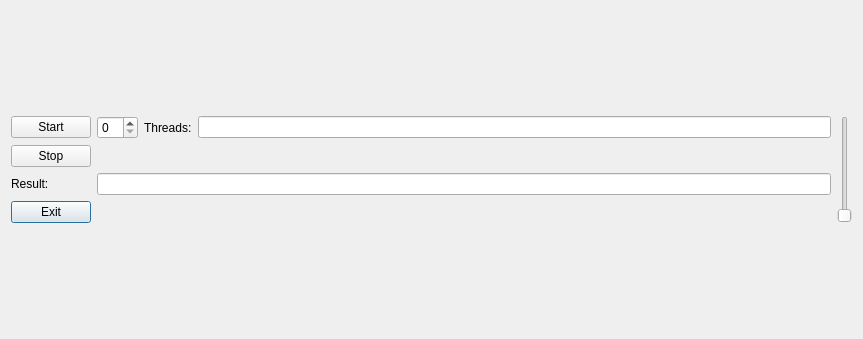
Old version of the form src/dialog/dialog.ui in the repository Nexu66/FinalHillelProject.
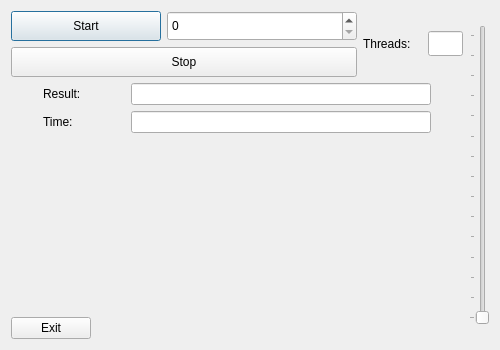
New version of the form.

Commit message: make ui layout

The edit to the form file:
```diff
--- a/src/dialog/dialog.ui
+++ b/src/dialog/dialog.ui
@@ -6,74 +6,373 @@
    <rect>
     <x>0</x>
     <y>0</y>
-    <width>863</width>
-    <height>339</height>
+    <width>500</width>
+    <height>350</height>
    </rect>
   </property>
+  <property name="sizePolicy">
+   <sizepolicy hsizetype="Fixed" vsizetype="Fixed">
+    <horstretch>0</horstretch>
+    <verstretch>0</verstretch>
+   </sizepolicy>
+  </property>
+  <property name="maximumSize">
+   <size>
+    <width>500</width>
+    <height>350</height>
+   </size>
+  </property>
   <property name="windowTitle">
    <string>Dialog</string>
   </property>
   <layout class="QVBoxLayout" name="verticalLayout">
    <item>
-    <layout class="QGridLayout" name="gridLayout">
-     <item row="0" column="1">
-      <widget class="QSpinBox" name="spinBoxNumRange"/>
+    <layout class="QHBoxLayout" name="horizontalLayout">
+     <item>
+      <layout class="QVBoxLayout" name="MainMenuExitLayout">
+       <item>
+        <layout class="QVBoxLayout" name="OutputMenuSpacerLayout">
+         <item>
+          <layout class="QVBoxLayout" name="OutputMenuLayout">
+           <item>
+            <layout class="QHBoxLayout" name="StartStopThreadLayout">
+             <item>
+              <layout class="QVBoxLayout" name="StartStopSpinBoxLayout">
+               <item>
+                <layout class="QHBoxLayout" name="StartBtnSpinBoxLayout">
+                 <item>
+                  <widget class="QPushButton" name="btnStart">
+                   <property name="sizePolicy">
+                    <sizepolicy hsizetype="Fixed" vsizetype="Fixed">
+                     <horstretch>0</horstretch>
+                     <verstretch>0</verstretch>
+                    </sizepolicy>
+                   </property>
+                   <property name="minimumSize">
+                    <size>
+                     <width>150</width>
+                     <height>30</height>
+                    </size>
+                   </property>
+                   <property name="maximumSize">
+                    <size>
+                     <width>200</width>
+                     <height>30</height>
+                    </size>
+                   </property>
+                   <property name="text">
+                    <string>Start</string>
+                   </property>
+                  </widget>
+                 </item>
+                 <item>
+                  <widget class="QSpinBox" name="spinBoxNumRange">
+                   <property name="sizePolicy">
+                    <sizepolicy hsizetype="Expanding" vsizetype="Fixed">
+                     <horstretch>0</horstretch>
+                     <verstretch>0</verstretch>
+                    </sizepolicy>
+                   </property>
+                   <property name="minimumSize">
+                    <size>
+                     <width>150</width>
+                     <height>30</height>
+                    </size>
+                   </property>
+                   <property name="maximumSize">
+                    <size>
+                     <width>200</width>
+                     <height>30</height>
+                    </size>
+                   </property>
+                  </widget>
+                 </item>
+                </layout>
+               </item>
+               <item>
+                <widget class="QPushButton" name="btnStop">
+                 <property name="sizePolicy">
+                  <sizepolicy hsizetype="Expanding" vsizetype="Fixed">
+                   <horstretch>0</horstretch>
+                   <verstretch>0</verstretch>
+                  </sizepolicy>
+                 </property>
+                 <property name="minimumSize">
+                  <size>
+                   <width>300</width>
+                   <height>30</height>
+                  </size>
+                 </property>
+                 <property name="maximumSize">
+                  <size>
+                   <width>400</width>
+                   <height>30</height>
+                  </size>
+                 </property>
+                 <property name="text">
+                  <string>Stop</string>
+                 </property>
+                </widget>
+               </item>
+              </layout>
+             </item>
+             <item>
+              <layout class="QHBoxLayout" name="ThreadCountLayout">
+               <property name="spacing">
+                <number>0</number>
+               </property>
+               <property name="topMargin">
+                <number>3</number>
+               </property>
+               <property name="bottomMargin">
+                <number>3</number>
+               </property>
+               <item>
+                <widget class="QLabel" name="lbThreads">
+                 <property name="sizePolicy">
+                  <sizepolicy hsizetype="Preferred" vsizetype="Fixed">
+                   <horstretch>0</horstretch>
+                   <verstretch>0</verstretch>
+                  </sizepolicy>
+                 </property>
+                 <property name="maximumSize">
+                  <size>
+                   <width>65</width>
+                   <height>30</height>
+                  </size>
+                 </property>
+                 <property name="text">
+                  <string>Threads:</string>
+                 </property>
+                </widget>
+               </item>
+               <item>
+                <widget class="QLineEdit" name="leThreads">
+                 <property name="sizePolicy">
+                  <sizepolicy hsizetype="Expanding" vsizetype="Fixed">
+                   <horstretch>0</horstretch>
+                   <verstretch>0</verstretch>
+                  </sizepolicy>
+                 </property>
+                 <property name="maximumSize">
+                  <size>
+                   <width>35</width>
+                   <height>25</height>
+                  </size>
+                 </property>
+                 <property name="readOnly">
+                  <bool>true</bool>
+                 </property>
+                </widget>
+               </item>
+              </layout>
+             </item>
+            </layout>
+           </item>
+           <item>
+            <layout class="QVBoxLayout" name="OutputLayout">
+             <item>
+              <layout class="QHBoxLayout" name="ResultLayout">
+               <item>
+                <widget class="QLabel" name="lbResult">
+                 <property name="enabled">
+                  <bool>true</bool>
+                 </property>
+                 <property name="sizePolicy">
+                  <sizepolicy hsizetype="Fixed" vsizetype="Fixed">
+                   <horstretch>0</horstretch>
+                   <verstretch>0</verstretch>
+                  </sizepolicy>
+                 </property>
+                 <property name="minimumSize">
+                  <size>
+                   <width>50</width>
+                   <height>22</height>
+                  </size>
+                 </property>
+                 <property name="maximumSize">
+                  <size>
+                   <width>50</width>
+                   <height>22</height>
+                  </size>
+                 </property>
+                 <property name="text">
+                  <string>Result:</string>
+                 </property>
+                </widget>
+               </item>
+               <item>
+                <widget class="QLineEdit" name="leResult">
+                 <property name="sizePolicy">
+                  <sizepolicy hsizetype="Preferred" vsizetype="Fixed">
+                   <horstretch>0</horstretch>
+                   <verstretch>0</verstretch>
+                  </sizepolicy>
+                 </property>
+                 <property name="minimumSize">
+                  <size>
+                   <width>100</width>
+                   <height>0</height>
+                  </size>
+                 </property>
+                 <property name="maximumSize">
+                  <size>
+                   <width>300</width>
+                   <height>25</height>
+                  </size>
+                 </property>
+                 <property name="alignment">
+                  <set>Qt::AlignmentFlag::AlignBottom|Qt::AlignmentFlag::AlignRight|Qt::AlignmentFlag::AlignTrailing</set>
+                 </property>
+                 <property name="readOnly">
+                  <bool>true</bool>
+                 </property>
+                </widget>
+               </item>
+              </layout>
+             </item>
+             <item>
+              <layout class="QHBoxLayout" name="TimeResultLayout">
+               <item>
+                <widget class="QLabel" name="lbTimeResult">
+                 <property name="sizePolicy">
+                  <sizepolicy hsizetype="Fixed" vsizetype="Fixed">
+                   <horstretch>0</horstretch>
+                   <verstretch>0</verstretch>
+                  </sizepolicy>
+                 </property>
+                 <property name="minimumSize">
+                  <size>
+                   <width>50</width>
+                   <height>22</height>
+                  </size>
+                 </property>
+                 <property name="maximumSize">
+                  <size>
+                   <width>50</width>
+                   <height>22</height>
+                  </size>
+                 </property>
+                 <property name="text">
+                  <string>Time:</string>
+                 </property>
+                </widget>
+               </item>
+               <item>
+                <widget class="QLineEdit" name="leTimeResult">
+                 <property name="sizePolicy">
+                  <sizepolicy hsizetype="Preferred" vsizetype="Fixed">
+                   <horstretch>0</horstretch>
+                   <verstretch>0</verstretch>
+                  </sizepolicy>
+                 </property>
+                 <property name="minimumSize">
+                  <size>
+                   <width>100</width>
+                   <height>0</height>
+                  </size>
+                 </property>
+                 <property name="maximumSize">
+                  <size>
+                   <width>300</width>
+                   <height>25</height>
+                  </size>
+                 </property>
+                 <property name="alignment">
+                  <set>Qt::AlignmentFlag::AlignBottom|Qt::AlignmentFlag::AlignRight|Qt::AlignmentFlag::AlignTrailing</set>
+                 </property>
+                 <property name="readOnly">
+                  <bool>true</bool>
+                 </property>
+                </widget>
+               </item>
+              </layout>
+             </item>
+            </layout>
+           </item>
+          </layout>
+         </item>
+         <item>
+          <spacer name="verticalSpacer">
+           <property name="orientation">
+            <enum>Qt::Orientation::Vertical</enum>
+           </property>
+           <property name="sizeType">
+            <enum>QSizePolicy::Policy::Expanding</enum>
+           </property>
+           <property name="sizeHint" stdset="0">
+            <size>
+             <width>20</width>
+             <height>40</height>
+            </size>
+           </property>
+          </spacer>
+         </item>
+        </layout>
+       </item>
+       <item>
+        <layout class="QHBoxLayout" name="ExitLayout">
+         <item>
+          <widget class="QPushButton" name="btnExit">
+           <property name="sizePolicy">
+            <sizepolicy hsizetype="Fixed" vsizetype="Fixed">
+             <horstretch>0</horstretch>
+             <verstretch>0</verstretch>
+            </sizepolicy>
+           </property>
+           <property name="text">
+            <string>Exit</string>
+           </property>
+          </widget>
+         </item>
+         <item>
+          <spacer name="horizontalSpacer">
+           <property name="orientation">
+            <enum>Qt::Orientation::Horizontal</enum>
+           </property>
+           <property name="sizeType">
+            <enum>QSizePolicy::Policy::Expanding</enum>
+           </property>
+           <property name="sizeHint" stdset="0">
+            <size>
+             <width>40</width>
+             <height>20</height>
+            </size>
+           </property>
+          </spacer>
+         </item>
+        </layout>
+       </item>
+      </layout>
      </item>
-     <item row="0" column="4" rowspan="4">
-      <widget class="QSlider" name="sliderThreadCountSelector">
-       <property name="orientation">
-        <enum>Qt::Orientation::Vertical</enum>
-       </property>
-      </widget>
-     </item>
-     <item row="0" column="3">
-      <widget class="QLineEdit" name="lnCurrentThreadCount">
-       <property name="readOnly">
-        <bool>true</bool>
-       </property>
-      </widget>
-     </item>
-     <item row="2" column="0">
-      <widget class="QLabel" name="lbResult">
-       <property name="text">
-        <string>Result:</string>
-       </property>
-      </widget>
-     </item>
-     <item row="3" column="0">
-      <widget class="QPushButton" name="btnExit">
-       <property name="text">
-        <string>Exit</string>
-       </property>
-      </widget>
-     </item>
-     <item row="0" column="0">
-      <widget class="QPushButton" name="btnStart">
-       <property name="text">
-        <string>Start</string>
-       </property>
-      </widget>
-     </item>
-     <item row="2" column="1" colspan="3">
-      <widget class="QLineEdit" name="leResult">
-       <property name="readOnly">
-        <bool>true</bool>
-       </property>
-      </widget>
-     </item>
-     <item row="0" column="2">
-      <widget class="QLabel" name="lbThreads">
-       <property name="text">
-        <string>Threads:</string>
-       </property>
-      </widget>
-     </item>
-     <item row="1" column="0">
-      <widget class="QPushButton" name="btnStop">
-       <property name="text">
-        <string>Stop</string>
-       </property>
-      </widget>
+     <item>
+      <layout class="QHBoxLayout" name="sliderLayout">
+       <item>
+        <widget class="QSlider" name="sliderThreadCountSelector">
+         <property name="sizePolicy">
+          <sizepolicy hsizetype="Fixed" vsizetype="Expanding">
+           <horstretch>0</horstretch>
+           <verstretch>0</verstretch>
+          </sizepolicy>
+         </property>
+         <property name="maximumSize">
+          <size>
+           <width>100</width>
+           <height>300</height>
+          </size>
+         </property>
+         <property name="orientation">
+          <enum>Qt::Orientation::Vertical</enum>
+         </property>
+         <property name="tickPosition">
+          <enum>QSlider::TickPosition::TicksAbove</enum>
+         </property>
+         <property name="tickInterval">
+          <number>7</number>
+         </property>
+        </widget>
+       </item>
+      </layout>
      </item>
     </layout>
    </item>
```
The commit also changes 1 other file.
